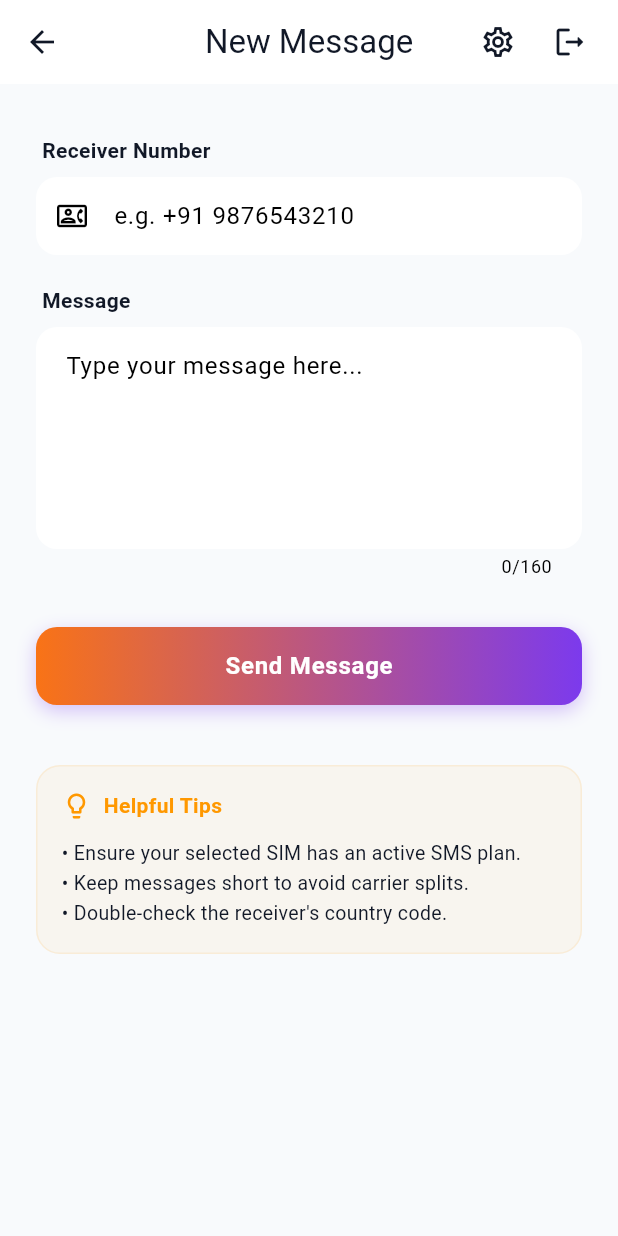
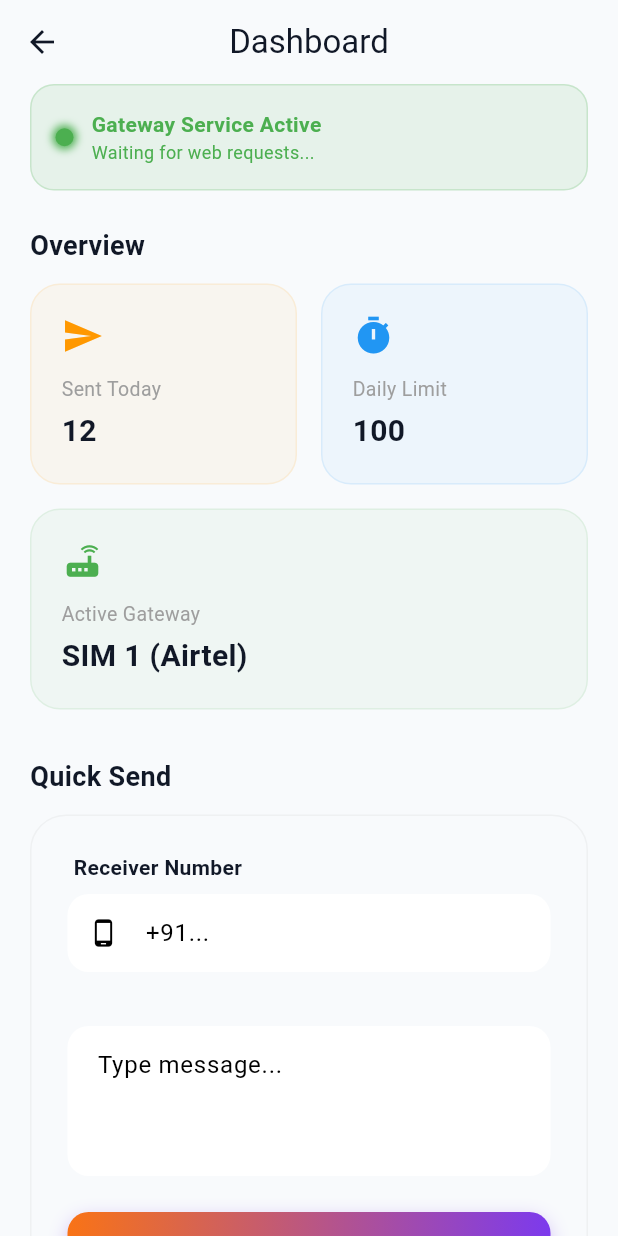
Before and after one commit to allygitrepo/SMSMitra, a Flutter app: the HomeScreen screen opened directly, on a phone screen of 412 x 824 dp. Run offline on Flutter 3.47's test engine with Material 3 defaults, Android fonts, the phone set to English and light mode, and no system bars; our stand-ins replace flutter_riverpod, go_router, hive_flutter, permission_handler; accounts and stored records are empty.

Commit message:
UI setup complete

```diff
--- a/sms_app/lib/core/routes/app_router.dart
+++ b/sms_app/lib/core/routes/app_router.dart
@@ -3,7 +3,7 @@ import '../../features/splash/splash_screen.dart';
 import '../../features/auth/login_screen.dart';
 import '../../features/auth/register_screen.dart';
 import '../../features/settings/settings_screen.dart';
-import '../../features/home/home_screen.dart';
+import '../../features/main_navigation.dart';
 
 /// Centralized routing configuration using GoRouter.
 class AppRouter {
@@ -29,12 +29,8 @@ class AppRouter {
         builder: (context, state) => const RegisterScreen(),
       ),
       GoRoute(
-        path: settings,
-        builder: (context, state) => const SettingsScreen(),
-      ),
-      GoRoute(
         path: home,
-        builder: (context, state) => const HomeScreen(),
+        builder: (context, state) => const MainNavigation(),
       ),
     ],
   );
--- a/sms_app/lib/data/models/settings_model.dart
+++ b/sms_app/lib/data/models/settings_model.dart
@@ -21,12 +21,16 @@ class SettingsModel extends HiveObject {
   @HiveField(4, defaultValue: 'day')
   final String limitPeriod; // 'day', 'month'
 
+  @HiveField(5, defaultValue: [])
+  final List<String> simPriority; // List of SIM IDs in priority order
+
   SettingsModel({
     this.activeSimId,
     this.dailySmsLimit = 100,
     this.themeMode = 'system',
     this.isLoggedIn = false,
     this.limitPeriod = 'day',
+    this.simPriority = const [],
   });
 
   /// Creates a copy of the settings with modified fields.
@@ -37,6 +41,7 @@ class SettingsModel extends HiveObject {
     String? themeMode,
     bool? isLoggedIn,
     String? limitPeriod,
+    List<String>? simPriority,
   }) {
     return SettingsModel(
       activeSimId: clearActiveSim ? null : (activeSimId ?? this.activeSimId),
@@ -44,6 +49,7 @@ class SettingsModel extends HiveObject {
       themeMode: themeMode ?? this.themeMode,
       isLoggedIn: isLoggedIn ?? this.isLoggedIn,
       limitPeriod: limitPeriod ?? this.limitPeriod,
+      simPriority: simPriority ?? this.simPriority,
     );
   }
 
--- a/sms_app/lib/features/home/home_screen.dart
+++ b/sms_app/lib/features/home/home_screen.dart
@@ -138,97 +138,160 @@ class _HomeScreenState extends State<HomeScreen> {
 
   @override
   Widget build(BuildContext context) {
-    return PopScope(
-      canPop: false,
-      onPopInvokedWithResult: (didPop, result) async {
-        if (didPop) return;
-        final shouldExit = await _showConfirmationDialog(
-          title: 'Exit App',
-          content: 'Are you sure you want to close the app?',
-          confirmText: 'Exit',
-        );
-        if (shouldExit) {
-          await SystemChannels.platform.invokeMethod('SystemNavigator.pop');
-        }
-      },
-      child: Scaffold(
+    return Scaffold(
       appBar: AppBar(
-          title: const Text('New Message'),
+        title: const Text('Dashboard'),
         centerTitle: true,
-          actions: [
-            IconButton(
-              icon: const Icon(Icons.settings_outlined),
-              onPressed: () => context.push(AppRouter.settings),
-              tooltip: 'Settings',
+        backgroundColor: Colors.transparent,
+        elevation: 0,
       ),
-            IconButton(
-              icon: const Icon(Icons.logout_rounded),
-              onPressed: () async {
-                final confirm = await _showConfirmationDialog(
-                  title: 'Logout',
-                  content: 'Are you sure you want to log out?',
-                  confirmText: 'Logout',
-                );
-                if (confirm) {
-                  await AuthService().logout();
-                  if (mounted) context.go(AppRouter.login);
-                }
-              },
-              tooltip: 'Logout',
-            ),
-            const SizedBox(width: 8),
+      body: SingleChildScrollView(
+        padding: const EdgeInsets.symmetric(horizontal: 20),
+        child: Column(
+          crossAxisAlignment: CrossAxisAlignment.start,
+          children: [
+            _buildStatusHeader(),
+            const SizedBox(height: 24),
+
+            _buildSectionHeader('Overview'),
+            const SizedBox(height: 12),
+            Row(
+              children: [
+                Expanded(child: _buildStatCard('Sent Today', '12', Icons.send, Colors.orange)),
+                const SizedBox(width: 16),
+                Expanded(child: _buildStatCard('Daily Limit', '100', Icons.timer, Colors.blue)),
               ],
             ),
-        body: SingleChildScrollView(
-          padding: const EdgeInsets.all(24.0),
+            const SizedBox(height: 16),
+            _buildStatCard('Active Gateway', 'SIM 1 (Airtel)', Icons.router, Colors.green, isFullWidth: true),
+
+            const SizedBox(height: 32),
+            _buildSectionHeader('Quick Send'),
+            const SizedBox(height: 12),
+            _buildQuickSendForm(),
+
+            const SizedBox(height: 32),
+            _buildTipsCard(),
+            const SizedBox(height: 40),
+          ],
+        ),
+      ),
+    );
+  }
+
+  Widget _buildStatusHeader() {
+    return Container(
+      padding: const EdgeInsets.all(16),
+      decoration: BoxDecoration(
+        color: Colors.green.withOpacity(0.1),
+        borderRadius: BorderRadius.circular(16),
+        border: Border.all(color: Colors.green.withOpacity(0.2)),
+      ),
+      child: Row(
+        children: [
+          _buildPulseIndicator(),
+          const SizedBox(width: 12),
+          const Column(
+            crossAxisAlignment: CrossAxisAlignment.start,
+            children: [
+              Text(
+                'Gateway Service Active',
+                style: TextStyle(fontWeight: FontWeight.bold, color: Colors.green),
+              ),
+              Text(
+                'Waiting for web requests...',
+                style: TextStyle(fontSize: 12, color: Colors.green),
+              ),
+            ],
+          ),
+        ],
+      ),
+    );
+  }
+
+  Widget _buildPulseIndicator() {
+    return Container(
+      width: 12,
+      height: 12,
+      decoration: const BoxDecoration(
+        color: Colors.green,
+        shape: BoxShape.circle,
+        boxShadow: [
+          BoxShadow(color: Colors.green, blurRadius: 4, spreadRadius: 2),
+        ],
+      ),
+    );
+  }
+
+  Widget _buildSectionHeader(String title) {
+    return Text(
+      title,
+      style: const TextStyle(fontSize: 18, fontWeight: FontWeight.bold),
+    );
+  }
+
+  Widget _buildStatCard(String label, String value, IconData icon, Color color, {bool isFullWidth = false}) {
+    return Container(
+      width: isFullWidth ? double.infinity : null,
+      padding: const EdgeInsets.all(20),
+      decoration: BoxDecoration(
+        color: color.withOpacity(0.05),
+        borderRadius: BorderRadius.circular(20),
+        border: Border.all(color: color.withOpacity(0.1)),
+      ),
+      child: Column(
+        crossAxisAlignment: CrossAxisAlignment.start,
+        children: [
+          Icon(icon, color: color, size: 28),
+          const SizedBox(height: 12),
+          Text(label, style: const TextStyle(color: Colors.grey, fontSize: 13)),
+          const SizedBox(height: 4),
+          Text(
+            value,
+            style: const TextStyle(fontSize: 20, fontWeight: FontWeight.bold),
+          ),
+        ],
+      ),
+    );
+  }
+
+  Widget _buildQuickSendForm() {
+    return Container(
+      padding: const EdgeInsets.all(24),
+      decoration: BoxDecoration(
+        color: Colors.white.withOpacity(0.02),
+        borderRadius: BorderRadius.circular(24),
+        border: Border.all(color: Colors.grey.withOpacity(0.1)),
+      ),
       child: Form(
         key: _formKey,
         child: Column(
-              crossAxisAlignment: CrossAxisAlignment.start,
           children: [
-                const SizedBox(height: 10),
             CustomTextField(
               label: 'Receiver Number',
-                  hint: 'e.g. +91 9876543210',
-                  icon: Icons.contact_phone_outlined,
+              hint: '+91...',
+              icon: Icons.phone_android,
               controller: _phoneController,
               keyboardType: TextInputType.phone,
               validator: ValidationHelper.validatePhone,
             ),
-
-                const Padding(
-                  padding: EdgeInsets.only(left: 4, bottom: 8),
-                  child: Text(
-                    'Message',
-                    style: TextStyle(fontWeight: FontWeight.w600, fontSize: 14),
+            const SizedBox(height: 16),
+            TextFormField(
+              controller: _messageController,
+              maxLines: 3,
+              validator: (val) => ValidationHelper.validateNotEmpty(val, 'Message'),
+              decoration: InputDecoration(
+                hintText: 'Type message...',
+                border: OutlineInputBorder(borderRadius: BorderRadius.circular(12)),
               ),
             ),
-                TextFormField(
-                  controller: _messageController,
-                  maxLines: 5,
-                  maxLength: 160,
-                  validator: (val) => ValidationHelper.validateNotEmpty(val, 'Message'),
-                  decoration: InputDecoration(
-                    hintText: 'Type your message here...',
-                    alignLabelWithHint: true,
-                    border: OutlineInputBorder(
-                      borderRadius: BorderRadius.circular(14),
-                    ),
-                  ),
-                ),
-
-                const SizedBox(height: 32),
+            const SizedBox(height: 24),
             GradientButton(
-                  text: 'Send Message',
+              text: 'Send Now',
               onPressed: _handleSend,
               isLoading: _isSending,
             ),
-
-                const SizedBox(height: 40),
-                _buildTipsCard(),
           ],
-            ),
-          ),
         ),
       ),
     );
```
Also changed, not shown: sms_app/lib/features/main_navigation.dart (added, +63 -0 lines), sms_app/lib/features/profile/profile_screen.dart (added, +121 -0 lines), sms_app/lib/features/reports/reports_screen.dart (added, +30 -0 lines), sms_app/lib/features/settings/settings_provider.dart (+27 -5 lines), sms_app/lib/features/settings/settings_screen.dart (+68 -20 lines). Lines whose indentation alone changed are shown as unchanged.
